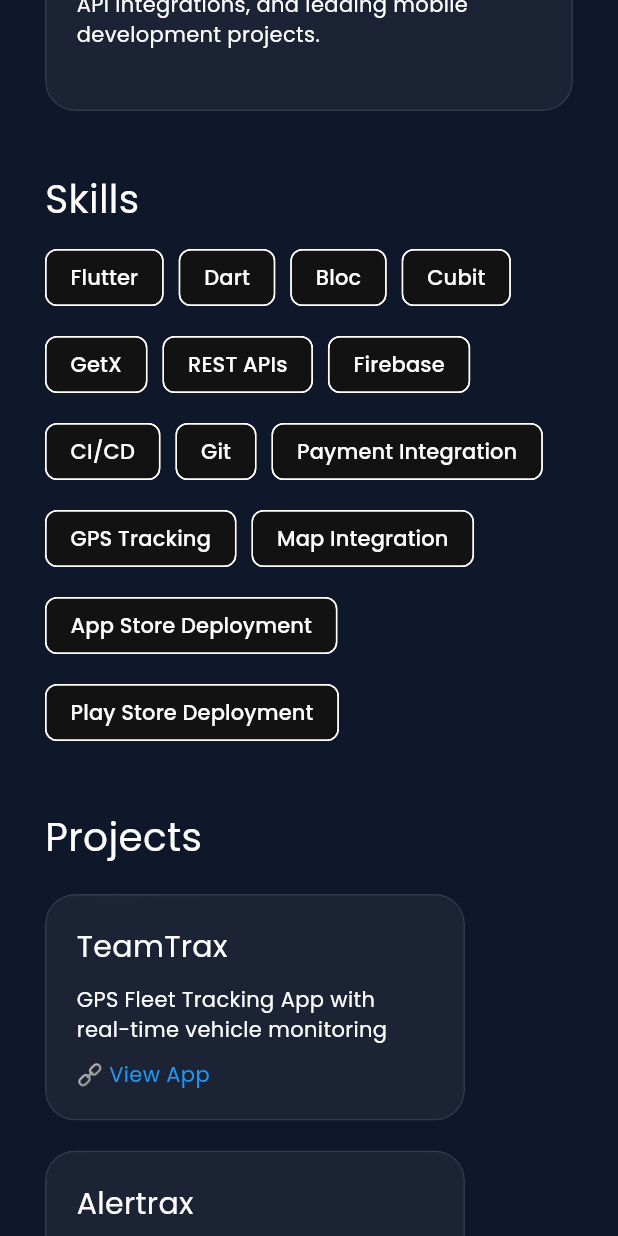
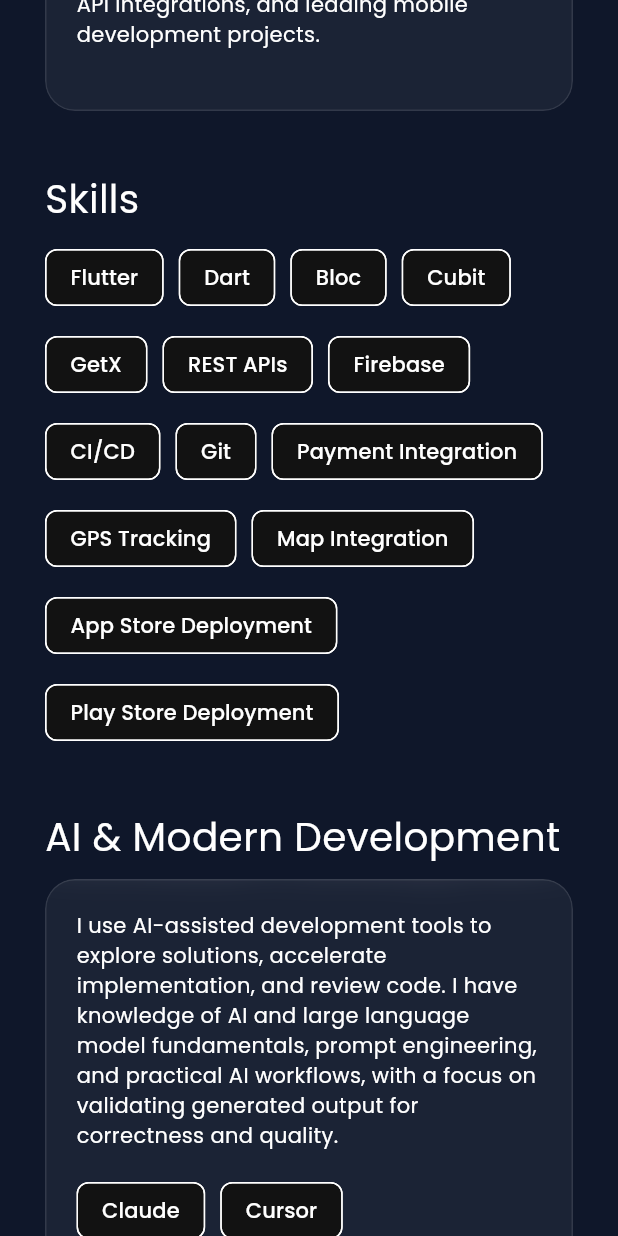
Before and after one commit to Iltumish-khan/iltumish-portfolio, a Flutter app: the screen it shows after launch, scrolled down 576 dp, on a phone screen of 412 x 824 dp. Run offline on Flutter 3.47's test engine with Material 3 defaults, Android fonts, the phone set to English and light mode, and no system bars; drawn by our look-alikes of flutter_animate; our stand-ins replace google_fonts.

Commit message:
add AI section

```diff
--- a/lib/core/portfolio_data.dart
+++ b/lib/core/portfolio_data.dart
@@ -41,6 +41,14 @@ Strong experience in architecture design, API integrations, and leading mobile d
     "App Store Deployment",
     "Play Store Deployment",
   ];
+
+  /// 🤖 AI Tools and Knowledge
+  static const String aiKnowledge =
+      "I use AI-assisted development tools to explore solutions, accelerate implementation, and review code. "
+      "I have knowledge of AI and large language model fundamentals, prompt engineering, and practical AI workflows, "
+      "with a focus on validating generated output for correctness and quality.";
+
+  static const List<String> aiTools = ["Claude", "Cursor", "OpenAI Codex"];
 
   /// 📦 Projects (Already added before)
   static const List<Map<String, String>> projects = [
--- a/lib/main.dart
+++ b/lib/main.dart
@@ -76,6 +76,31 @@ class HomePage extends StatelessWidget {
                       .map((s) => Chip(label: Text(s)))
                       .toList(),
                 ),
+
+                const SizedBox(height: 40),
+
+                /// 🤖 AI & MODERN DEVELOPMENT
+                const Text(
+                  "AI & Modern Development",
+                  style: TextStyle(fontSize: 26),
+                ),
+                const SizedBox(height: 10),
+                GlassContainer(
+                  child: Column(
+                    crossAxisAlignment: CrossAxisAlignment.start,
+                    children: [
+                      Text(PortfolioData.aiKnowledge),
+                      const SizedBox(height: 16),
+                      Wrap(
+                        spacing: 10,
+                        runSpacing: 10,
+                        children: PortfolioData.aiTools
+                            .map((tool) => Chip(label: Text(tool)))
+                            .toList(),
+                      ),
+                    ],
+                  ),
+                ).animate().fadeIn(duration: 600.ms),
 
                 const SizedBox(height: 40),
 
```
